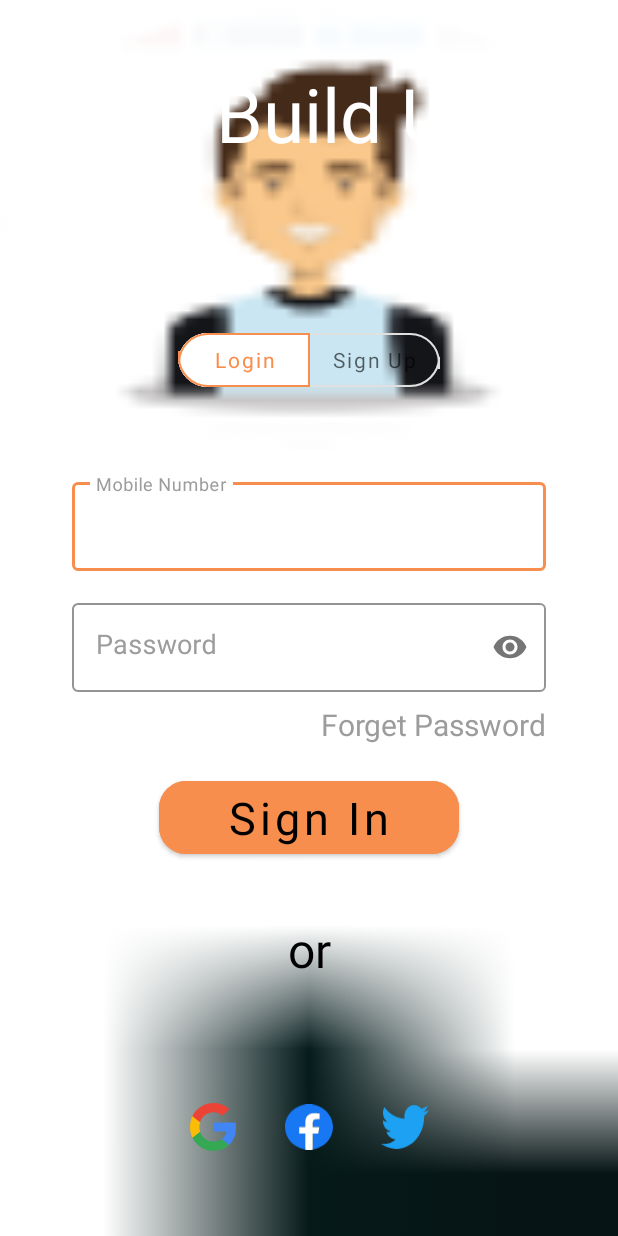
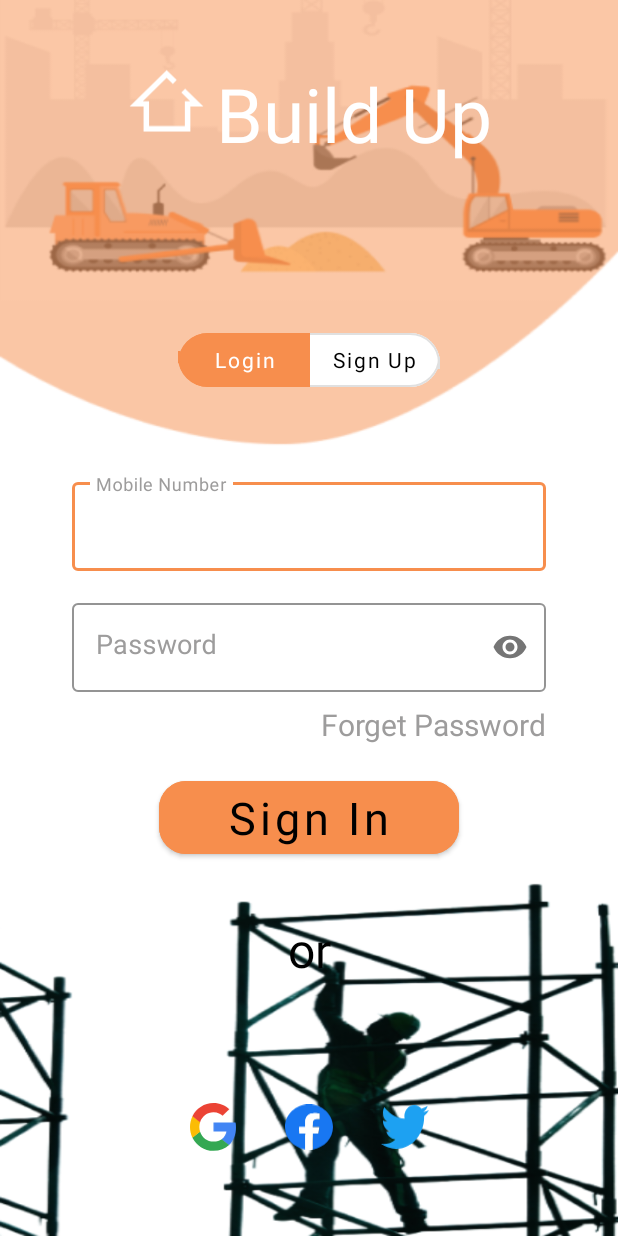
Before and after one commit to tarun620/BuildUpAndroidApp, an Android app: the screen it shows after launch (LoginSignupActivity), after a tap on "Login", on a phone screen of 412 x 824 dp. Run offline under Robolectric (Android 15) with nearby library versions, the phone set to English and light mode, and no system bars; Roboto replaces fonts that are not available here.

Commit message:
toggle button working properly

```diff
--- a/app/src/main/java/com/example/buildup/ui/LoginSignup/loginSignupMobileGoogleHomePage/LoginSignupActivity.kt
+++ b/app/src/main/java/com/example/buildup/ui/LoginSignup/loginSignupMobileGoogleHomePage/LoginSignupActivity.kt
@@ -13,6 +13,7 @@ import androidx.constraintlayout.widget.ConstraintLayout
 import androidx.core.content.edit
 import androidx.lifecycle.ViewModelProvider
 import com.example.buildup.AuthViewModel
+import com.example.buildup.R
 import com.example.buildup.databinding.ActivityLoginSignupBinding
 import com.example.buildup.ui.Property.layouts.PropertiesActivity
 import com.example.buildup.ui.LoginSignup.signupMobile.SignupActivity
@@ -99,6 +100,10 @@ class LoginSignupActivity : AppCompatActivity() {
 //                emailEditText.hint="Mobile Number"
                 emailEditText.text?.clear()
                 passwordEditText.text!!.clear()
+                SignupButtonToggle.setBackgroundColor(resources.getColor(R.color.white))
+                SignupButtonToggle.setTextColor(resources.getColor(R.color.black))
+                LoginButtonToggle.setBackgroundColor(resources.getColor(R.color.orange_main))
+                LoginButtonToggle.setTextColor(resources.getColor(R.color.white))
 
                 var layoutparams:ConstraintLayout.LayoutParams= forgetPasswordTextview.layoutParams as ConstraintLayout.LayoutParams
                 layoutparams.topToBottom=passwordTextInputLayout.id
@@ -111,6 +116,12 @@ class LoginSignupActivity : AppCompatActivity() {
                 confirmPasswordTextInputLayout.visibility= VISIBLE
                 forgetPasswordTextview.visibility= View.GONE
                 SignUpButton.text="Sign Up"
+                SignupButtonToggle.setBackgroundColor(resources.getColor(R.color.orange_main))
+                SignupButtonToggle.setTextColor(resources.getColor(R.color.white))
+                LoginButtonToggle.setBackgroundColor(resources.getColor(R.color.white))
+                LoginButtonToggle.setTextColor(resources.getColor(R.color.black))
+
+
 //                emailEditText.hint="Email"
                 emailTextInputLayout.hint="Email"
                 emailEditText.text?.clear()
--- a/app/src/main/res/layout/activity_login_signup.xml
+++ b/app/src/main/res/layout/activity_login_signup.xml
@@ -9,7 +9,7 @@
         android:layout_width="0dp"
         android:layout_height="300dp"
         android:scaleType="fitXY"
-        android:src="@drawable/img"
+        android:src="@drawable/login_screen_bg"
         app:layout_constraintEnd_toEndOf="parent"
         app:layout_constraintHorizontal_bias="0.5"
         app:layout_constraintStart_toStartOf="parent"
@@ -279,6 +279,7 @@
         android:layout_height="wrap_content"
         android:layout_marginBottom="36dp"
         app:checkedButton="@id/signupButton"
+        app:singleSelection="true"
         app:layout_constraintBottom_toBottomOf="@id/imageView3"
         app:layout_constraintEnd_toEndOf="parent"
         app:layout_constraintStart_toStartOf="parent">
@@ -288,7 +289,7 @@
             style="@style/Widget.MaterialComponents.Button.OutlinedButton"
             android:layout_width="wrap_content"
             android:layout_height="match_parent"
-            android:backgroundTint="@color/white"
+            android:backgroundTint="@color/orange_main"
             android:fontFamily="@font/rancho"
             android:text="Login"
             android:textAllCaps="false"
@@ -302,6 +303,7 @@
             android:fontFamily="@font/rancho"
             android:text="Sign Up"
 
+            app:backgroundTint="@color/white"
             android:textAllCaps="false"
             app:cornerRadius="20sp" />
 
--- a/app/src/main/res/layout/activity_signup.xml
+++ b/app/src/main/res/layout/activity_signup.xml
@@ -9,7 +9,7 @@
         android:id="@+id/imageView3"
         android:layout_width="0dp"
         android:layout_height="0dp"
-        android:src="@drawable/img"
+        android:src="@drawable/login_screen_bg"
         android:scaleType="fitXY"
         app:layout_constraintBottom_toTopOf="@+id/mobileEditText"
         app:layout_constraintEnd_toEndOf="parent"
--- a/app/src/main/res/layout/activity_signup_google.xml
+++ b/app/src/main/res/layout/activity_signup_google.xml
@@ -9,7 +9,7 @@
         android:id="@+id/imageView3"
         android:layout_width="0dp"
         android:layout_height="0dp"
-        android:src="@drawable/img"
+        android:src="@drawable/login_screen_bg"
         android:scaleType="fitXY"
         app:layout_constraintBottom_toTopOf="@+id/mobileEditText"
         app:layout_constraintEnd_toEndOf="parent"
```
Also changed, not shown: app/src/main/res/layout/activity_otp.xml (+6 -5 lines), app/src/main/res/layout/activity_signup_google_final_profile.xml (+5 -4 lines), app/src/main/res/drawable-anydpi/construction_image.png (deleted), app/src/main/res/drawable-xxhdpi/img.png (deleted), app/src/main/res/drawable/construction_image.png (added), app/src/main/res/drawable/login_screen_bg.png (added).
